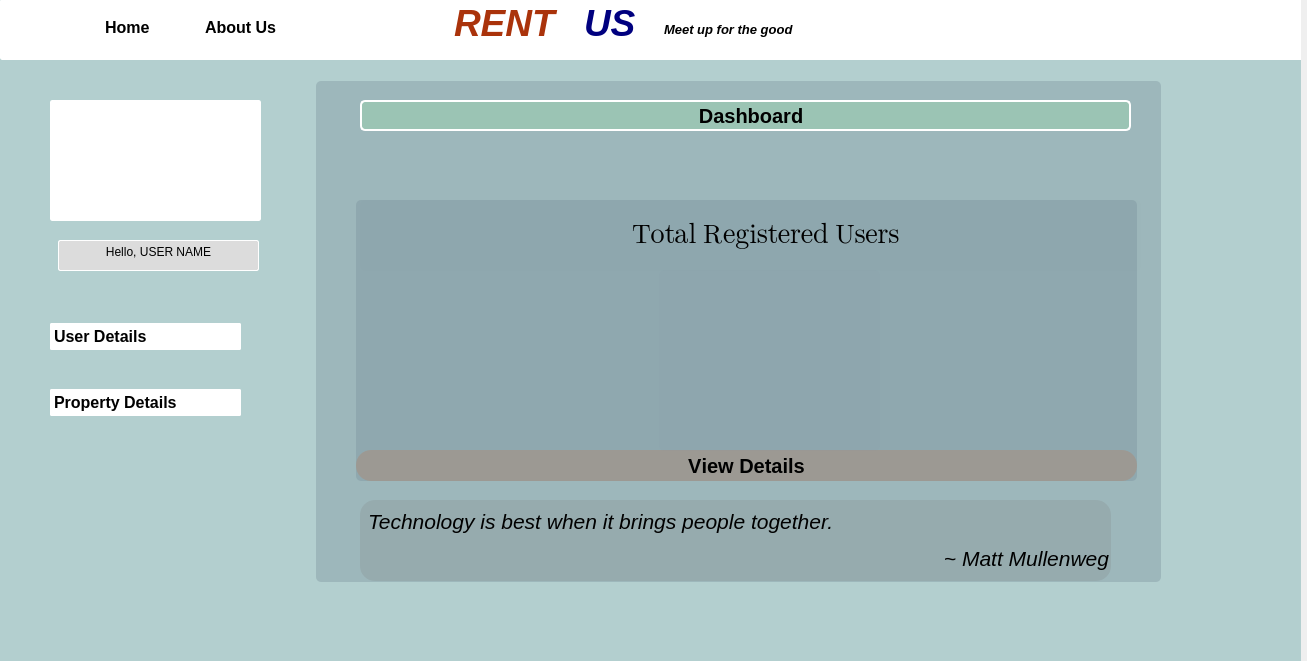
First picture: the form in admin_dashboard.ui, repository kausik10/RentUs, before the edit.
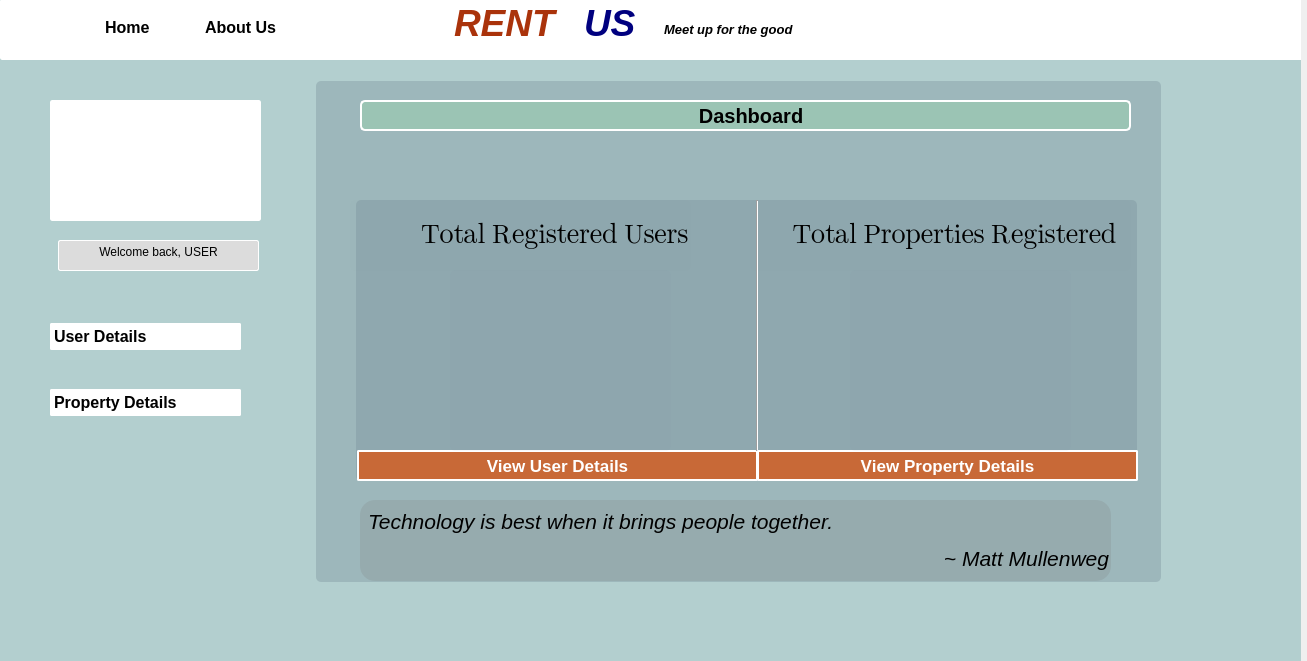
Second picture: the form after the edit. Icons and pictures are not drawn.

```diff
--- a/admin_dashboard.ui
+++ b/admin_dashboard.ui
@@ -254,8 +254,8 @@
          <string>User Details</string>
         </property>
         <property name="icon">
-         <iconset>
-          <normaloff>images/report.png</normaloff>images/report.png</iconset>
+         <iconset resource="src.qrc">
+          <normaloff>:/image/images/report.png</normaloff>:/image/images/report.png</iconset>
         </property>
        </widget>
       </item>
@@ -287,8 +287,8 @@
          <string>Property Details</string>
         </property>
         <property name="icon">
-         <iconset>
-          <normaloff>images/home.png</normaloff>images/home.png</iconset>
+         <iconset resource="src.qrc">
+          <normaloff>:/image/images/home.png</normaloff>:/image/images/home.png</iconset>
         </property>
        </widget>
       </item>
@@ -392,7 +392,7 @@
 p, li { white-space: pre-wrap; }
 hr { height: 1px; border-width: 0; }
 &lt;/style&gt;&lt;/head&gt;&lt;body style=&quot; font-family:'Segoe UI'; font-size:9pt; font-weight:700; font-style:normal;&quot;&gt;
-&lt;p align=&quot;center&quot; style=&quot; margin-top:0px; margin-bottom:0px; margin-left:0px; margin-right:0px; -qt-block-indent:0; text-indent:0px;&quot;&gt;&lt;span style=&quot; font-weight:400;&quot;&gt;Hello, USER NAME&lt;/span&gt;&lt;/p&gt;&lt;/body&gt;&lt;/html&gt;</string>
+&lt;p align=&quot;center&quot; style=&quot; margin-top:0px; margin-bottom:0px; margin-left:0px; margin-right:0px; -qt-block-indent:0; text-indent:0px;&quot;&gt;&lt;span style=&quot; font-weight:400;&quot;&gt;Welcome back, USER&lt;/span&gt;&lt;/p&gt;&lt;/body&gt;&lt;/html&gt;</string>
      </property>
     </widget>
     <widget class="QLabel" name="label">
@@ -429,19 +429,20 @@
     <widget class="QPushButton" name="pushButton_19">
      <property name="geometry">
       <rect>
-       <x>356</x>
+       <x>357</x>
        <y>450</y>
-       <width>781</width>
+       <width>401</width>
        <height>31</height>
       </rect>
      </property>
      <property name="font">
       <font>
-       <pointsize>15</pointsize>
+       <pointsize>13</pointsize>
        <italic>false</italic>
        <bold>true</bold>
+       <strikeout>false</strikeout>
        <stylestrategy>PreferDefault</stylestrategy>
-       <kerning>false</kerning>
+       <kerning>true</kerning>
       </font>
      </property>
      <property name="mouseTracking">
@@ -450,16 +451,25 @@
      <property name="styleSheet">
       <string notr="true">#pushButton_19
 {
-	color: black;
-	background: rgba(200,105,55, 60);
-	border: 0px solid white ;
-	border-radius: 15px;
+	color: white;
+	background: rgb(200,105,55);
+	border: 2px solid white ;
+	
 	text-align: center;
 }
+#pushButton_19:hover
+{
+	color: white;
+	background: rgb(10,150,220);
+	border: 0px solid black ;
+	
+	text-align: center;
+}
+
 </string>
      </property>
      <property name="text">
-      <string>View Details</string>
+      <string>View User Details</string>
      </property>
      <property name="icon">
       <iconset theme="accessories-text-editor">
@@ -566,9 +576,9 @@
     <widget class="QLineEdit" name="lineEdit_2">
      <property name="geometry">
       <rect>
-       <x>360</x>
+       <x>350</x>
        <y>200</y>
-       <width>781</width>
+       <width>341</width>
        <height>71</height>
       </rect>
      </property>
@@ -585,7 +595,7 @@
 border-radius:5px;</string>
      </property>
      <property name="text">
-      <string>                                        Total Registered Users</string>
+      <string>            Total Registered Users</string>
      </property>
      <property name="readOnly">
       <bool>true</bool>
@@ -594,7 +604,7 @@
     <widget class="QTextEdit" name="count_2">
      <property name="geometry">
       <rect>
-       <x>659</x>
+       <x>450</x>
        <y>270</y>
        <width>221</width>
        <height>181</height>
@@ -625,6 +635,139 @@
 &lt;p align=&quot;center&quot; style=&quot;-qt-paragraph-type:empty; margin-top:0px; margin-bottom:0px; margin-left:0px; margin-right:0px; -qt-block-indent:0; text-indent:0px;&quot;&gt;&lt;br /&gt;&lt;/p&gt;&lt;/body&gt;&lt;/html&gt;</string>
      </property>
     </widget>
+    <widget class="QPushButton" name="pushButton_20">
+     <property name="geometry">
+      <rect>
+       <x>757</x>
+       <y>450</y>
+       <width>381</width>
+       <height>31</height>
+      </rect>
+     </property>
+     <property name="font">
+      <font>
+       <pointsize>13</pointsize>
+       <italic>false</italic>
+       <bold>true</bold>
+       <stylestrategy>PreferDefault</stylestrategy>
+       <kerning>false</kerning>
+      </font>
+     </property>
+     <property name="mouseTracking">
+      <bool>true</bool>
+     </property>
+     <property name="styleSheet">
+      <string notr="true">#pushButton_20
+{
+	color: white;
+	background: rgb(200,105,55);
+	border: 2px solid white ;
+	
+	text-align: center;
+}
+#pushButton_20:hover
+{
+	color: white;
+	background: rgb(10,150,220);
+	border: 0px solid white ;
+
+	text-align: center;
+}
+
+</string>
+     </property>
+     <property name="text">
+      <string>View Property Details</string>
+     </property>
+     <property name="icon">
+      <iconset theme="accessories-text-editor">
+       <normaloff>.</normaloff>.</iconset>
+     </property>
+     <property name="autoDefault">
+      <bool>false</bool>
+     </property>
+     <property name="default">
+      <bool>false</bool>
+     </property>
+     <property name="flat">
+      <bool>false</bool>
+     </property>
+    </widget>
+    <widget class="QLineEdit" name="lineEdit_3">
+     <property name="geometry">
+      <rect>
+       <x>750</x>
+       <y>200</y>
+       <width>381</width>
+       <height>71</height>
+      </rect>
+     </property>
+     <property name="font">
+      <font>
+       <family>Segoe UI Emoji</family>
+       <pointsize>20</pointsize>
+       <italic>false</italic>
+       <bold>false</bold>
+      </font>
+     </property>
+     <property name="styleSheet">
+      <string notr="true">background: rgba(123,145,156,10);
+border-radius:5px;</string>
+     </property>
+     <property name="text">
+      <string>      Total Properties Registered</string>
+     </property>
+     <property name="readOnly">
+      <bool>true</bool>
+     </property>
+    </widget>
+    <widget class="QTextEdit" name="count_3">
+     <property name="geometry">
+      <rect>
+       <x>850</x>
+       <y>270</y>
+       <width>221</width>
+       <height>181</height>
+      </rect>
+     </property>
+     <property name="font">
+      <font>
+       <family>Segoe UI Emoji</family>
+       <pointsize>72</pointsize>
+       <italic>false</italic>
+       <bold>false</bold>
+      </font>
+     </property>
+     <property name="styleSheet">
+      <string notr="true">background: rgba(123,145,156,13);
+border-radius:5px;
+border: none;</string>
+     </property>
+     <property name="readOnly">
+      <bool>true</bool>
+     </property>
+     <property name="html">
+      <string>&lt;!DOCTYPE HTML PUBLIC &quot;-//W3C//DTD HTML 4.0//EN&quot; &quot;http://www.w3.org/TR/REC-html40/strict.dtd&quot;&gt;
+&lt;html&gt;&lt;head&gt;&lt;meta name=&quot;qrichtext&quot; content=&quot;1&quot; /&gt;&lt;meta charset=&quot;utf-8&quot; /&gt;&lt;style type=&quot;text/css&quot;&gt;
+p, li { white-space: pre-wrap; }
+hr { height: 1px; border-width: 0; }
+&lt;/style&gt;&lt;/head&gt;&lt;body style=&quot; font-family:'Segoe UI Emoji'; font-size:72pt; font-weight:400; font-style:normal;&quot;&gt;
+&lt;p align=&quot;center&quot; style=&quot;-qt-paragraph-type:empty; margin-top:0px; margin-bottom:0px; margin-left:0px; margin-right:0px; -qt-block-indent:0; text-indent:0px;&quot;&gt;&lt;br /&gt;&lt;/p&gt;&lt;/body&gt;&lt;/html&gt;</string>
+     </property>
+    </widget>
+    <widget class="Line" name="line">
+     <property name="geometry">
+      <rect>
+       <x>749</x>
+       <y>200</y>
+       <width>16</width>
+       <height>251</height>
+      </rect>
+     </property>
+     <property name="orientation">
+      <enum>Qt::Vertical</enum>
+     </property>
+    </widget>
     <zorder>label_8</zorder>
     <zorder>label_6</zorder>
     <zorder>pushButton_19</zorder>
@@ -641,6 +784,10 @@
     <zorder>label</zorder>
     <zorder>lineEdit_2</zorder>
     <zorder>count_2</zorder>
+    <zorder>pushButton_20</zorder>
+    <zorder>lineEdit_3</zorder>
+    <zorder>count_3</zorder>
+    <zorder>line</zorder>
    </widget>
   </widget>
  </widget>
```
